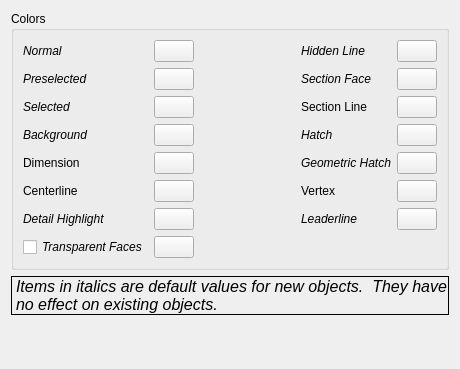
Before: the Qt Designer form src/Mod/TechDraw/Gui/DlgPrefsTechDrawColors.ui in southseact-3d/fcd, drawn with Qt 5.
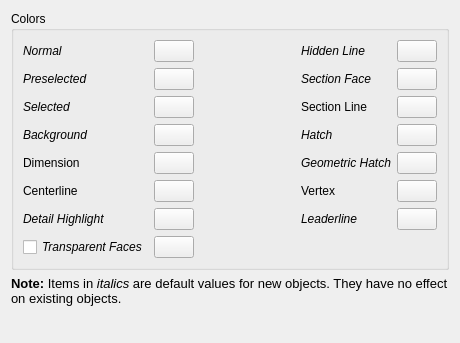
After: the same form once the commit is applied. Custom widgets are drawn as their Qt base class.

Commit message: [TD] remove frame from pref dialogs

What changed in the file:
```diff
--- a/src/Mod/TechDraw/Gui/DlgPrefsTechDrawColors.ui
+++ b/src/Mod/TechDraw/Gui/DlgPrefsTechDrawColors.ui
@@ -7,7 +7,7 @@
     <x>0</x>
     <y>0</y>
     <width>460</width>
-    <height>369</height>
+    <height>343</height>
    </rect>
   </property>
   <property name="sizePolicy">
@@ -16,12 +16,6 @@
     <verstretch>0</verstretch>
    </sizepolicy>
   </property>
-  <property name="minimumSize">
-   <size>
-    <width>0</width>
-    <height>0</height>
-   </size>
-  </property>
   <property name="windowTitle">
    <string>Colors</string>
   </property>
@@ -549,15 +543,15 @@
     <widget class="QLabel" name="label_12">
      <property name="font">
       <font>
-       <pointsize>12</pointsize>
-       <italic>true</italic>
+       <pointsize>10</pointsize>
+       <italic>false</italic>
       </font>
      </property>
      <property name="frameShape">
-      <enum>QFrame::Box</enum>
+      <enum>QFrame::NoFrame</enum>
      </property>
      <property name="text">
-      <string>Items in italics are default values for new objects.  They have no effect on existing objects.</string>
+      <string>&lt;html&gt;&lt;head/&gt;&lt;body&gt;&lt;p&gt;&lt;span style=&quot; font-weight:600;&quot;&gt;Note:&lt;/span&gt; Items in &lt;span style=&quot; font-style:italic;&quot;&gt;italics&lt;/span&gt; are default values for new objects. They have no effect on existing objects.&lt;/p&gt;&lt;/body&gt;&lt;/html&gt;</string>
      </property>
      <property name="wordWrap">
       <bool>true</bool>
```
The commit also changes 6 other files.
